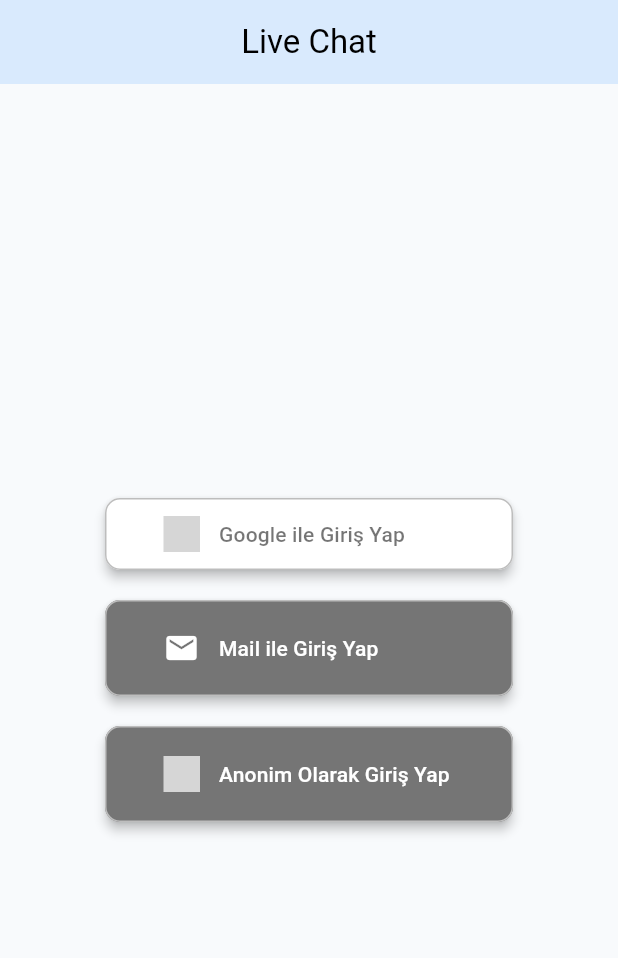
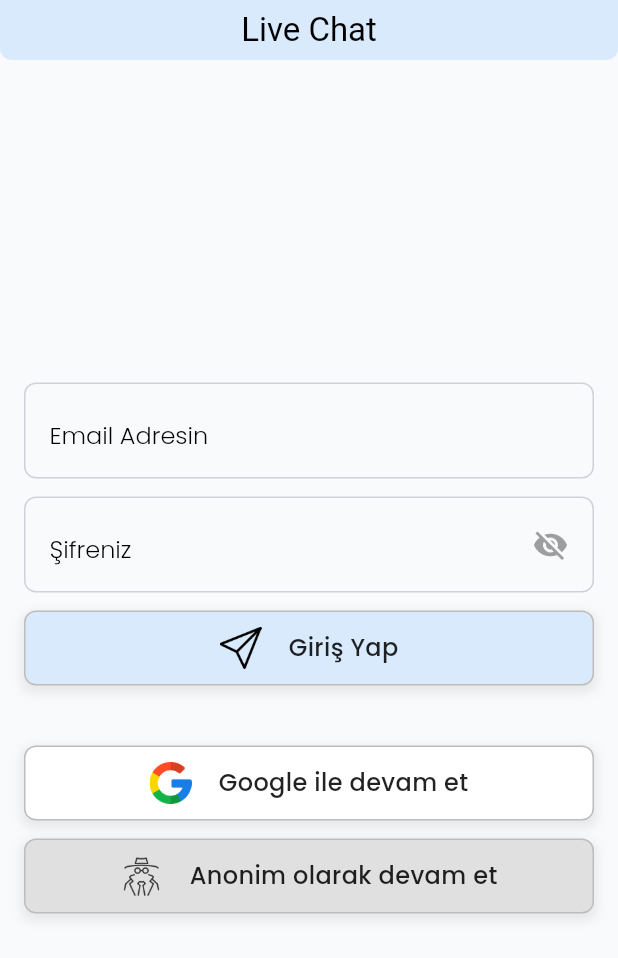
Before and after one commit to Arifcngk/Advented_Live_Chat_App, a Flutter app: the screen it shows after launch, on a phone screen of 412 x 824 dp. Shown: the top 958 px of the screen. Run offline on Flutter 3.47's test engine with Material 3 defaults, Android fonts, the phone set to English and light mode, and no system bars; drawn by our look-alikes of sign_in_button; our stand-ins replace firebase_auth, firebase_core, get_it, google_fonts, google_sign_in; accounts and stored records are empty; grey boxes are pictures that could not be loaded.

Commit message:
Enhance authentication services: add UserRepository, integrate Google sign-in, and update dependencies

```diff
--- a/analysis_options.yaml
+++ b/analysis_options.yaml
@@ -7,6 +7,9 @@
 
 # The following line activates a set of recommended lints for Flutter apps,
 # packages, and plugins designed to encourage good coding practices.
+analyzer:
+  errors:
+    avoid_print: ignore
 include: package:flutter_lints/flutter.yaml
 
 linter:
--- a/lib/constant/app/locator.dart
+++ b/lib/constant/app/locator.dart
@@ -1,4 +1,5 @@
 import 'package:get_it/get_it.dart';
+import 'package:live_chat/repository/user_repo.dart';
 import 'package:live_chat/services/fake_auth_service.dart';
 import 'package:live_chat/services/firebase_auth_service.dart';
 
@@ -7,4 +8,5 @@ GetIt locator = GetIt.instance;
 void setupLocator() {
   locator.registerLazySingleton(() => FakeAuthService());
   locator.registerLazySingleton(() => FirebaseAuthService());
+  locator.registerLazySingleton(() => UserRepository());
 }
--- a/lib/main.dart
+++ b/lib/main.dart
@@ -3,25 +3,33 @@ import 'package:live_chat/constant/app/locator.dart';
 import 'package:live_chat/screen/landing_view_screnn.dart';
 import 'package:live_chat/constant/theme/theme.dart';
 import 'package:firebase_core/firebase_core.dart';
+import 'package:provider/provider.dart';
+import 'package:live_chat/viewmodel/user_view_model.dart';
 
 void main() async {
   setupLocator();
   WidgetsFlutterBinding.ensureInitialized();
   await Firebase.initializeApp();
-  runApp(MyApp());
+  runApp(const MyApp());
 }
 
 class MyApp extends StatelessWidget {
   const MyApp({super.key});
 
-  // This widget is the root of your application.
   @override
   Widget build(BuildContext context) {
-    return MaterialApp(
-      debugShowCheckedModeBanner: false,
-      title: 'Flutter Demo',
-      theme: buildAppTheme(),
-      home: LandingViewScreen(),
+    return MultiProvider(
+      providers: [
+        ChangeNotifierProvider<UserViewModel>(
+          create: (context) => UserViewModel(), // ViewModel Tanımlanması
+        ),
+      ],
+      child: MaterialApp(
+        debugShowCheckedModeBanner: false,
+        title: 'Flutter Demo',
+        theme: buildAppTheme(),
+        home: LandingViewScreen(),
+      ),
     );
   }
 }
--- a/lib/screen/auth/login_screen_view.dart
+++ b/lib/screen/auth/login_screen_view.dart
@@ -1,70 +1,113 @@
 import 'package:flutter/material.dart';
-import 'package:live_chat/constant/app/locator.dart';
 import 'package:live_chat/model/user_model.dart';
-import 'package:live_chat/services/auth_base.dart';
-import 'package:live_chat/services/firebase_auth_service.dart';
-import 'package:sign_in_button/sign_in_button.dart';
+import 'package:live_chat/screen/auth/widgets/custom_btn_widget.dart';
+import 'package:live_chat/screen/auth/widgets/custom_txtfield_widget.dart';
+import 'package:live_chat/viewmodel/user_view_model.dart';
+import 'package:provider/provider.dart';
 
-// ignore: must_be_immutable
-class LoginScreenView extends StatelessWidget {
-  final Function(UserModel?) onSignIn;
-  AuthBase authService = locator<FirebaseAuthService>();
+class LoginScreenView extends StatefulWidget {
+  @override
+  State<LoginScreenView> createState() => _LoginScreenViewState();
+}
 
-  LoginScreenView({super.key, required this.onSignIn});
-  // Add this method to the _LoginScreenViewState class
-  _anonymousLogin() async {
-    UserModel? _user = await authService.signInAnonymously();
-    onSignIn(_user);
-    print("oturum acan user id: ${_user?.toString()}");
+class _LoginScreenViewState extends State<LoginScreenView> {
+  final TextEditingController _emailController = TextEditingController();
+  final TextEditingController _passwordController = TextEditingController();
+  // Anonim giriş methodu
+  Future<void> _anonymousLogin(BuildContext context) async {
+    final userViewModel = Provider.of<UserViewModel>(context, listen: false);
+    UserModel? user = await userViewModel.signInAnonymously();
+    print("oturum acan user id: ${user?.toString()}");
+  }
+
+  // Google ile giriş methodu
+  Future<void> _signinWithGoogle(BuildContext context) async {
+    final userViewModel = Provider.of<UserViewModel>(context, listen: false);
+    UserModel? user = await userViewModel.signInGoogle();
+    print("google oturum acan user id: ${user?.userID.toString()}");
+  }
+
+  // email ve parola ile giriş
+  Future<void> _emailAndPasswordLogin() async {
+    print(_emailController.text);
+    print(_passwordController.text);
+  }
+
+  @override
+  void initState() {
+    super.initState();
+    _emailController.text;
+    _emailController.text;
   }
 
   @override
   Widget build(BuildContext context) {
     return Scaffold(
-      appBar: AppBar(title: const Text('Live Chat')),
+      appBar: PreferredSize(
+        preferredSize: Size.fromHeight(40),
+        child: ClipRRect(
+          borderRadius: BorderRadius.vertical(bottom: Radius.circular(8)),
+          child: AppBar(title: Text("Live Chat"), elevation: 0),
+        ),
+      ),
       body: Padding(
         padding: const EdgeInsets.all(16.0),
         child: Center(
+          child: SingleChildScrollView(
             child: Column(
               crossAxisAlignment: CrossAxisAlignment.center,
               mainAxisAlignment: MainAxisAlignment.center,
               children: [
-              SignInButton(
-                Buttons.google,
-                onPressed: () {},
-                elevation: 3,
-                shape: RoundedRectangleBorder(
-                  borderRadius: BorderRadius.circular(10),
-                  side: BorderSide(color: Colors.grey.shade400),
+                CustomTextFieldCardWidget(
+                  controller: _emailController,
+                  hintText: "Email Adresin",
+                  onTap: () {},
                 ),
-                padding: EdgeInsets.symmetric(horizontal: 26, vertical: 12),
-                text: "Google ile Giriş Yap",
+                SizedBox(height: 12),
+                CustomTextFieldCardWidget(
+                  controller: _passwordController,
+                  hintText: "Şifreniz",
+                  obscureText: true,
+                  onTap: () {},
                 ),
-              SizedBox(height: 20),
-              SignInButton(
-                Buttons.email,
-                onPressed: () {},
-                elevation: 3,
-                shape: RoundedRectangleBorder(
-                  borderRadius: BorderRadius.circular(10),
-                  side: BorderSide(color: Colors.grey.shade400),
+                SizedBox(height: 12),
+                GestureDetector(
+                  onTap:
+                      () => _emailAndPasswordLogin(), // Butona tıklama işlevi
+                  child: CustomButtonWidget(
+                    imgPath: "assets/icons/send.png",
+                    cardColor: Theme.of(context).colorScheme.secondary,
+                    txt: "Giriş Yap",
+                    txtColor: Colors.black87,
                   ),
-                padding: EdgeInsets.symmetric(horizontal: 26, vertical: 20),
-                text: "Mail ile Giriş Yap",
                 ),
-              SizedBox(height: 20),
-              SignInButton(
-                Buttons.anonymous,
-                onPressed: _anonymousLogin,
-                elevation: 3,
-                shape: RoundedRectangleBorder(
-                  borderRadius: BorderRadius.circular(10),
-                  side: BorderSide(color: Colors.grey.shade400),
+                SizedBox(height: 40),
+
+                // Google ile giriş butonu
+                GestureDetector(
+                  onTap:
+                      () => _signinWithGoogle(context), // Butona tıklama işlevi
+                  child: CustomButtonWidget(
+                    imgPath: "assets/icons/google.png",
+                    cardColor: Colors.white,
+                    txt: "Google ile devam et",
+                    txtColor: Colors.black87,
                   ),
-                padding: EdgeInsets.symmetric(horizontal: 26, vertical: 20),
-                text: "Anonim Olarak Giriş Yap",
+                ),
+                SizedBox(height: 12),
+                // Anonim ile Giriş Yap
+                GestureDetector(
+                  onTap:
+                      () => _anonymousLogin(context), // Butona tıklama işlevi
+                  child: CustomButtonWidget(
+                    imgPath: "assets/icons/bitcoin.png",
+                    cardColor: Colors.grey.shade300,
+                    txt: "Anonim olarak devam et",
+                    txtColor: Colors.black87,
+                  ),
                 ),
               ],
+            ),
           ),
         ),
       ),
--- /dev/null
+++ b/lib/screen/auth/widgets/custom_btn_widget.dart
@@ -0,0 +1,56 @@
+import 'package:flutter/material.dart';
+import 'package:google_fonts/google_fonts.dart';
+
+class CustomButtonWidget extends StatelessWidget {
+  final String txt;
+  final String imgPath;
+  final Color txtColor;
+  final Color cardColor;
+  const CustomButtonWidget({
+    super.key,
+    required this.txt,
+    required this.imgPath,
+    required this.txtColor,
+    required this.cardColor,
+  });
+
+  @override
+  Widget build(BuildContext context) {
+    return Container(
+      width: double.infinity, // Tam genişlik
+      height: 50,
+      decoration: BoxDecoration(
+        color: cardColor, // Google tarzı beyaz arka plan
+        border: Border.all(color: Colors.grey.shade400), // İnce gri çerçeve
+        borderRadius: BorderRadius.circular(8),
+        boxShadow: [
+          BoxShadow(
+            color: Colors.grey.withOpacity(0.2),
+            spreadRadius: 2,
+            blurRadius: 5,
+            offset: Offset(0, 3), // Hafif gölge
+          ),
+        ],
+      ),
+      child: Row(
+        mainAxisAlignment: MainAxisAlignment.center, // İçerik ortada
+        children: [
+          Image.asset(
+            imgPath,
+            width: 28, // Google logosu boyutu küçültüldü
+            height: 28,
+          ),
+          SizedBox(width: 18), // Logo ile yazı arası boşluk
+          Text(
+            txt,
+            style: GoogleFonts.poppins(
+              fontWeight: FontWeight.w500,
+              fontSize: 16,
+              color: txtColor, // Hafif soluk hint rengi
+            ),
+          ),
+        ],
+      ),
+    );
+  }
+}
--- /dev/null
+++ b/lib/screen/auth/widgets/custom_txtfield_widget.dart
@@ -0,0 +1,95 @@
+import 'package:flutter/material.dart';
+import 'package:google_fonts/google_fonts.dart';
+
+class CustomTextFieldCardWidget extends StatefulWidget {
+  final TextEditingController controller;
+  final String hintText;
+  final double cardHeight;
+  final Color textColor;
+  final VoidCallback? onTap;
+  final TextInputType? keyboardType;
+  final bool obscureText;
+  final String? Function(String?)? validator;
+
+  const CustomTextFieldCardWidget({
+    Key? key,
+    required this.controller,
+    required this.hintText,
+    this.cardHeight = 64,
+    this.textColor = Colors.black,
+    this.onTap,
+    this.keyboardType,
+    this.obscureText = false,
+    this.validator,
+  }) : super(key: key);
+
+  @override
+  _CustomTextFieldCardWidgetState createState() =>
+      _CustomTextFieldCardWidgetState();
+}
+
+class _CustomTextFieldCardWidgetState extends State<CustomTextFieldCardWidget> {
+  late bool _obscureText;
+
+  @override
+  void initState() {
+    super.initState();
+    _obscureText = widget.obscureText;
+  }
+
+  @override
+  Widget build(BuildContext context) {
+    return SizedBox(
+      width: double.infinity,
+      height: widget.cardHeight,
+      child: Container(
+        decoration: BoxDecoration(
+          border: Border.all(color: const Color(0xFFCED3DB), width: 1),
+          borderRadius: BorderRadius.circular(8),
+        ),
+        padding: const EdgeInsets.symmetric(vertical: 10, horizontal: 16),
+        child: Row(
+          children: [
+            Expanded(
+              child: TextField(
+                controller: widget.controller,
+                keyboardType: widget.keyboardType,
+                obscureText: _obscureText,
+                decoration: InputDecoration(
+                  hintText: widget.hintText,
+                  hintStyle: GoogleFonts.poppins(
+                    fontWeight: FontWeight.w300,
+                    fontSize: 16,
+                    height: 16 / 12,
+                    letterSpacing: 0,
+                    color: widget.textColor,
+                  ),
+                  border: InputBorder.none,
+                  contentPadding: EdgeInsets.zero,
+                ),
+                style: GoogleFonts.poppins(
+                  fontWeight: FontWeight.w400,
+                  fontSize: 18,
+                  color: widget.textColor,
+                ),
+                onTap: widget.onTap,
+              ),
+            ),
+            if (widget.obscureText) // Eğer şifre gizliyse
+              GestureDetector(
+                onTap: () {
+                  setState(() {
+                    _obscureText = !_obscureText;
+                  });
+                },
+                child: Icon(
+                  _obscureText ? Icons.visibility_off : Icons.visibility,
+                  color: Colors.grey,
+                ),
+              ),
+          ],
+        ),
+      ),
+    );
+  }
+}
--- a/lib/screen/landing_view_screnn.dart
+++ b/lib/screen/landing_view_screnn.dart
@@ -1,74 +1,25 @@
 import 'package:flutter/material.dart';
-import 'package:live_chat/constant/app/locator.dart';
-import 'package:live_chat/model/user_model.dart';
 import 'package:live_chat/screen/auth/login_screen_view.dart';
 import 'package:live_chat/screen/home_view_screen.dart';
-import 'package:live_chat/services/auth_base.dart';
-import 'package:live_chat/services/firebase_auth_service.dart';
+import 'package:live_chat/viewmodel/user_view_model.dart';
+import 'package:provider/provider.dart';
 
-class LandingViewScreen extends StatefulWidget {
+class LandingViewScreen extends StatelessWidget {
   @override
-  State<LandingViewScreen> createState() => _LandingViewScreenState();
-}
-
-class _LandingViewScreenState extends State<LandingViewScreen> {
-  AuthBase authService = locator<FirebaseAuthService>();
-  @override
-  void initState() {
-    super.initState();
-    _checkUser();
-  }
-
-  Future<void> _checkUser() async {
-    try {
-      UserModel? user = await authService.currentUser();
-      if (mounted) {
-        if (user == null) {
-          Navigator.pushReplacement(
-            // pushReplacement olduğundan emin ol
-            context,
-            MaterialPageRoute(
-              builder:
-                  (context) => LoginScreenView(
-                    onSignIn: (user) {
-                      if (user != null) {
-                        _navigateToHome(user);
-                      }
-                    },
-                  ),
-            ),
-          );
-        } else {
-          _navigateToHome(user);
-        }
+  Widget build(BuildContext context) {
+    final userViewModel = Provider.of<UserViewModel>(context);
+    if (userViewModel.state == ViewState.Idle) {
+      if (userViewModel.user == null) {
+        return LoginScreenView();
+      } else {
+        return HomeViewScreen(user: userViewModel.user!);
       }
-    } catch (e) {
-      if (mounted) {
-        ScaffoldMessenger.of(
-          context,
-        ).showSnackBar(SnackBar(content: Text('Bir hata oluştu: $e')));
-      }
-    }
-  }
-
-  void _navigateToHome(UserModel? user) {
-    if (mounted) {
-      Navigator.pushReplacement(
-        context,
-        MaterialPageRoute(
-          builder:
-              (context) => HomeViewScreen(
-                onSignOut: () => _checkUser(), // Çıkış sonrası tekrar kontrol
-              ),
+    } else {
+      return Scaffold(
+        body: Center(
+          child: CircularProgressIndicator(backgroundColor: Colors.red),
         ),
       );
     }
   }
-
-  @override
-  Widget build(BuildContext context) {
-    return const Scaffold(
-      body: Center(child: CircularProgressIndicator()), // Yükleniyor göstergesi
-    );
-  }
 }
--- a/lib/services/auth_base.dart
+++ b/lib/services/auth_base.dart
@@ -1,8 +1,16 @@
-
 import 'package:live_chat/model/user_model.dart';
 
 abstract class AuthBase {
-Future<UserModel?> currentUser();
-Future<UserModel?> signInAnonymously();
-Future<bool?> signOut();
+  // userları getir
+  Future<UserModel?> currentUser();
+  // anonim bir user oluştur
+  Future<UserModel?> signInAnonymously();
+  // google ile giriş yap
+  Future<UserModel?> signInGoogle();
+  // email ve şifre ile giriş yap
+  Future<UserModel?> sigInEmailAndPassword(String email, String password);
+  Future<UserModel?> createEmailAndPassword(String email, String password);
+
+  //hesaptan çık
+  Future<bool?> signOut();
 }
```
Also changed, not shown: lib/repository/user_repo.dart (added, +62 -0 lines), lib/screen/home_view_screen.dart (+15 -33 lines), lib/services/fake_auth_service.dart (+20 -1 lines), lib/services/firebase_auth_service.dart (+56 -0 lines), lib/viewmodel/user_view_model.dart (added, +105 -0 lines), pubspec.yaml (+5 -2 lines), assets/icons/bitcoin.png (added), assets/icons/google.png (added), assets/icons/send.png (added), pubspec.lock, 3 other files. Lines whose indentation alone changed are shown as unchanged.
